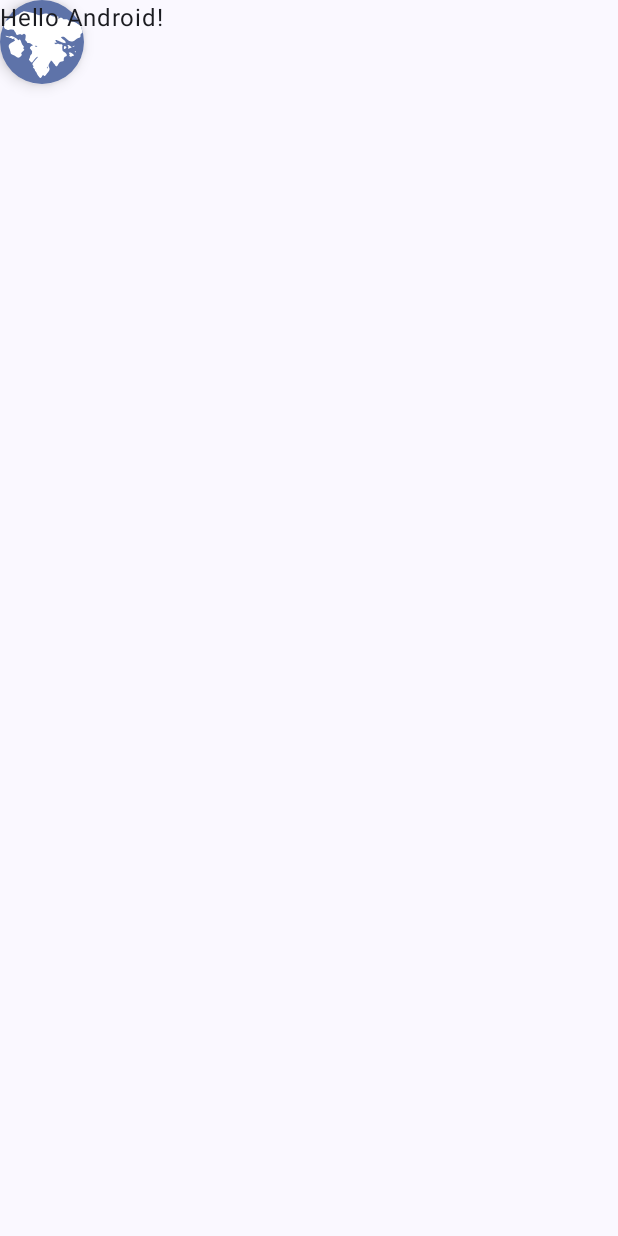
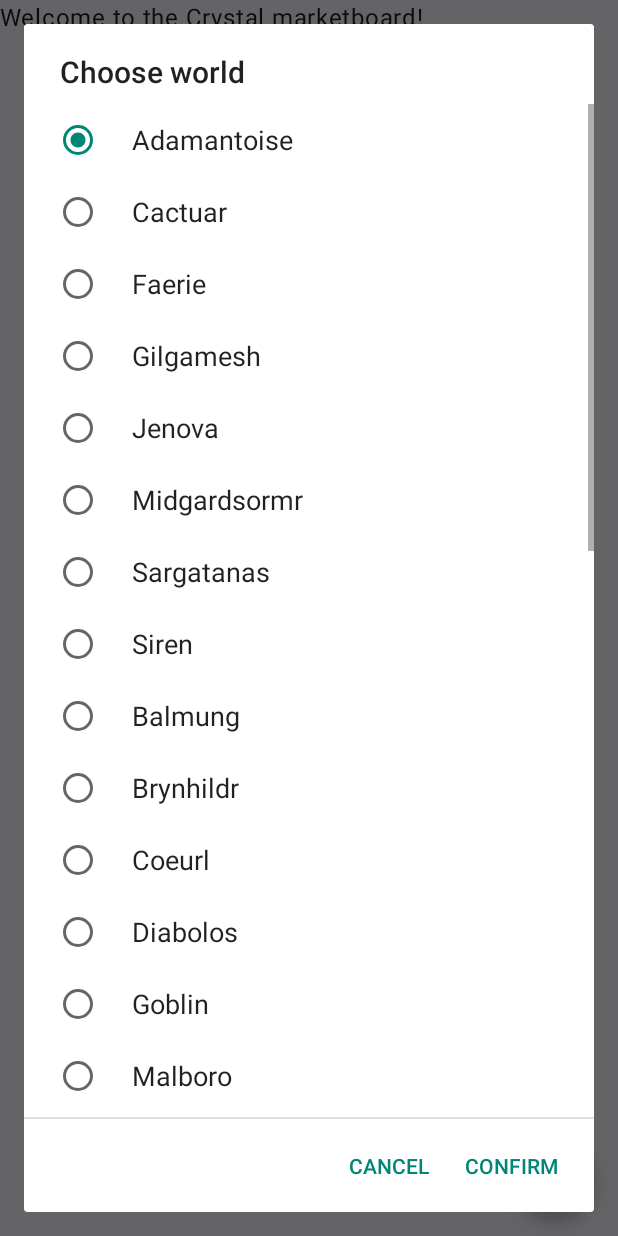
Before and after one commit to T7199384/Mobile-App-Development-ICA, an Android app built with Jetpack Compose: the screen it shows after launch (MainActivity), after a tap on "Change World Server", on a phone screen of 412 x 824 dp. Run offline under Robolectric (Android 15) with nearby library versions, the phone set to English and light mode, and no system bars.

Commit message:
FAB change world button now opens Alert Dialog to select different worlds

```diff
--- a/app/src/main/java/uk/ac/tees/mad/t7199384/MainActivity.kt
+++ b/app/src/main/java/uk/ac/tees/mad/t7199384/MainActivity.kt
@@ -1,22 +1,22 @@
 package uk.ac.tees.mad.t7199384
 
+import android.annotation.SuppressLint
+import android.app.AlertDialog
 import android.os.Bundle
 import android.widget.Toast
 import androidx.activity.ComponentActivity
 import androidx.activity.compose.setContent
 import androidx.compose.foundation.layout.Arrangement
-import androidx.compose.foundation.layout.Box
-import androidx.compose.foundation.layout.Row
+import androidx.compose.foundation.layout.Column
 import androidx.compose.foundation.layout.fillMaxSize
-import androidx.compose.foundation.layout.padding
-import androidx.compose.foundation.layout.paddingFromBaseline
 import androidx.compose.foundation.layout.size
 import androidx.compose.foundation.shape.CircleShape
+import androidx.compose.material3.ExperimentalMaterial3Api
 import androidx.compose.material3.FabPosition
 import androidx.compose.material3.FloatingActionButton
 import androidx.compose.material3.Icon
 import androidx.compose.material3.MaterialTheme
-import androidx.compose.material3.Surface
+import androidx.compose.material3.Scaffold
 import androidx.compose.material3.Text
 import androidx.compose.runtime.Composable
 import androidx.compose.ui.Alignment
@@ -27,16 +27,22 @@ import androidx.compose.ui.tooling.preview.Preview
 import androidx.compose.ui.unit.dp
 import uk.ac.tees.mad.t7199384.ui.theme.ICATheme
 
+var world = "Crystal"
 class MainActivity : ComponentActivity() {
+    @SuppressLint("UnusedMaterial3ScaffoldPaddingParameter")
+    @OptIn(ExperimentalMaterial3Api::class)
     override fun onCreate(savedInstanceState: Bundle?) {
         super.onCreate(savedInstanceState)
         setContent {
             ICATheme {
                 // A surface container using the 'background' color from the theme
-                Surface(
-                    color = MaterialTheme.colorScheme.background){
-                    World_Button()
-                    Greeting2("Android")
+                Scaffold(
+
+                    floatingActionButtonPosition = FabPosition.End,
+                    floatingActionButton = { World_Button() },
+                    containerColor = MaterialTheme.colorScheme.background){
+
+                    Greeting2(world)
                 }
 
 
@@ -48,11 +54,23 @@ class MainActivity : ComponentActivity() {
 @Composable
 fun World_Button() {
     val context = LocalContext.current
-    Box(contentAlignment = Alignment.TopEnd)
-    {
+    val array: Array<String> = context.resources.getStringArray(R.array.world_array)
+    var current_world=world
+
+    val builder: AlertDialog.Builder = AlertDialog.Builder(context)
+    builder
+        .setTitle("Choose world")
+        .setPositiveButton("Confirm"){dialog, which ->
+            world = current_world
+            Toast.makeText(context, "Current world: $world", Toast.LENGTH_SHORT).show()}
+        .setNegativeButton("Cancel"){dialog, which -> Toast.makeText(context, "Current world: $world", Toast.LENGTH_SHORT).show()}
+        .setSingleChoiceItems(array,0,){ dialog, which -> current_world=array[which]}
+
+    Column(horizontalAlignment = Alignment.End, verticalArrangement = Arrangement.Top) {
         FloatingActionButton(
             onClick = {
-                Toast.makeText(context, "Clicked on world button", Toast.LENGTH_SHORT).show()
+                val dialog: AlertDialog = builder.create()
+                dialog.show()
             },
             shape = CircleShape,
             modifier = Modifier
@@ -65,9 +83,9 @@ fun World_Button() {
 
 
 @Composable
-fun Greeting2(name: String) {
+fun Greeting2(world: String) {
     Text(
-        text = "Hello $name!",
+        text = "Welcome to the $world marketboard!",
         modifier = Modifier.fillMaxSize()
     )
 }
@@ -78,7 +96,7 @@ fun Greeting2(name: String) {
 @Composable
 fun GreetingPreview2() {
     ICATheme {
-        Greeting2("Android")
+        Greeting2(world)
         World_Button()
     }
 }
--- a/app/src/main/res/drawable/world_icon.xml
+++ b/app/src/main/res/drawable/world_icon.xml
@@ -1,6 +1,6 @@
 <vector xmlns:android="http://schemas.android.com/apk/res/android"
-    android:width="200dp"
-    android:height="200dp"
+    android:width="32dp"
+    android:height="32dp"
     android:viewportWidth="256"
     android:viewportHeight="256">
   <path
--- a/app/src/main/res/values/strings.xml
+++ b/app/src/main/res/values/strings.xml
@@ -1,5 +1,16 @@
 <resources>
     <string name="app_name">ICA</string>
     <string name="title_activity_main">KupoMart</string>
-    <string name="world_server">Crystal</string>
+
+
+    <string-array name="world_array">
+        <item>Adamantoise</item><item>Cactuar</item><item>Faerie</item><item>Gilgamesh</item>
+        <item>Jenova</item><item>Midgardsormr</item><item>Sargatanas</item><item>Siren</item>
+        <item>Balmung</item><item>Brynhildr</item><item>Coeurl</item><item>Diabolos</item>
+        <item>Goblin</item><item>Malboro</item><item>Mateus</item><item>Zalera</item>
+        <item>Cerberus</item><item>Louisoix</item><item>Moogle</item><item>Omega</item>
+        <item>Phantom</item><item>Ragnarok</item><item>Sagittarius</item><item>Spriggan</item>
+        <item>Alpha</item><item>Lich</item><item>Odin</item><item>Phoenix</item>
+        <item>Raiden</item><item>Shiva</item><item>Twintania</item><item>Zodiark</item>
+    </string-array>
 </resources>
```
